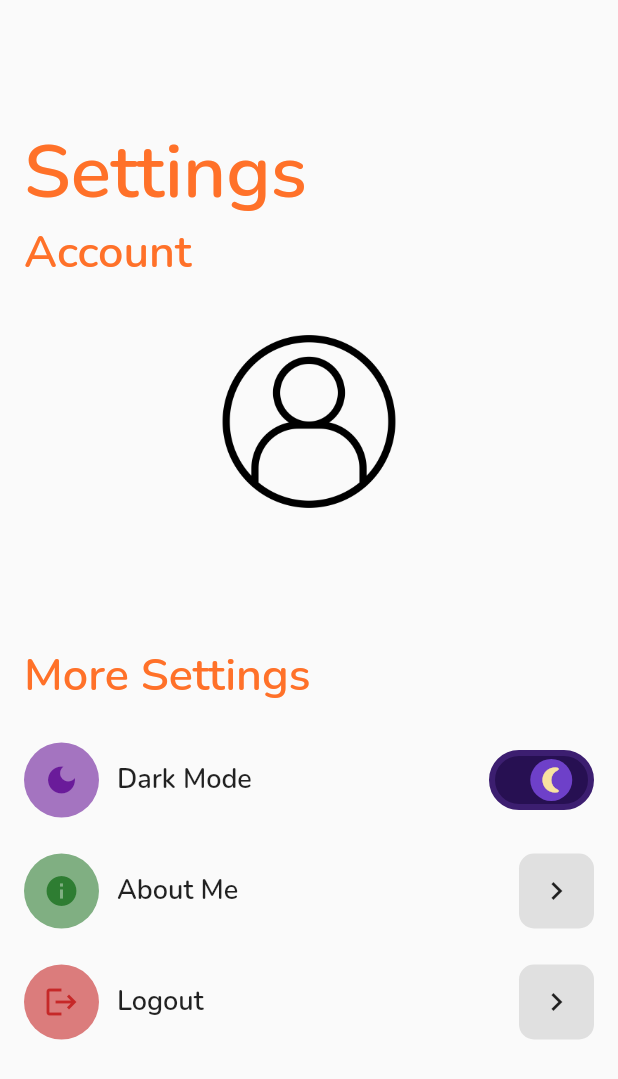
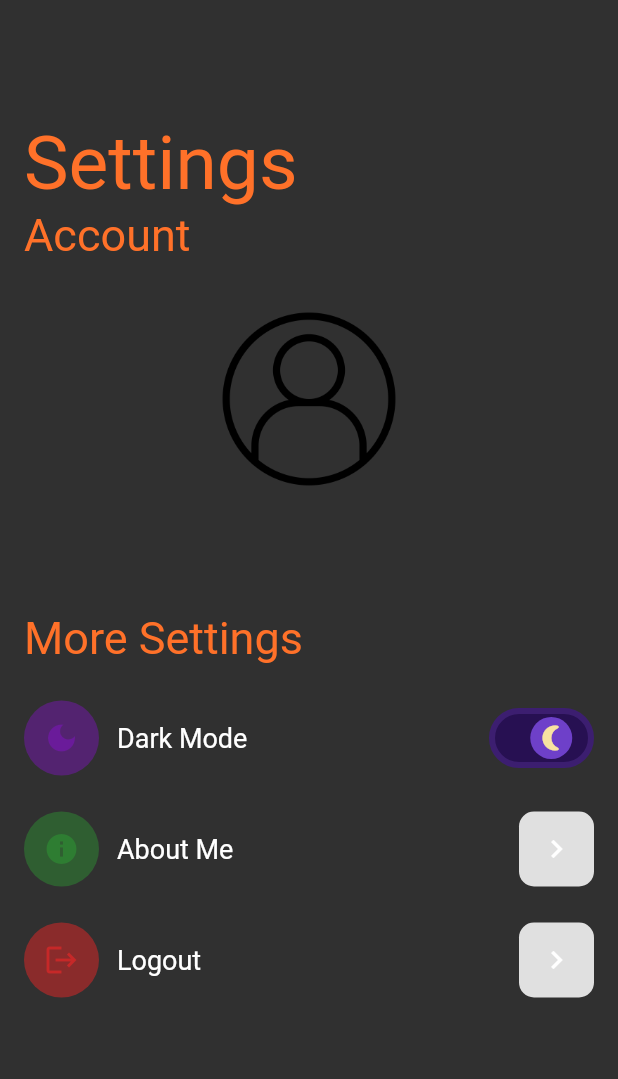
Before and after one commit to xybercommander/grocs_devfest_2.0, a Flutter app: the SettingsPage screen opened directly, after a tap on the "wb sunny" icon, on a phone screen of 412 x 824 dp. Shown: the top 1079 px of the screen. Run offline on Flutter 3.47's test engine with Material 2 defaults, Android fonts, the light colour scheme and no system bars; drawn by our look-alikes of flutter_switch; our stand-ins replace cached_network_image, cloud_firestore, firebase_auth, firebase_core, firebase_storage, fluttertoast and 5 more; missing offline and left inert: encrypt; accounts and stored records are empty; project files that could hold a hidden picture were left out.

Commit message:
implementing dark mode

```diff
--- a/lib/main.dart
+++ b/lib/main.dart
@@ -1,14 +1,19 @@
 // @dart=2.9
 import 'package:firebase_core/firebase_core.dart';
 import 'package:flutter/material.dart';
+import 'package:grocs/models/theme_model.dart';
 import 'package:grocs/utils/colors.dart';
 import 'package:grocs/views/AuthPages/sign_in_page.dart';
 import 'package:grocs/views/splash_screen.dart';
+import 'package:provider/provider.dart';
 
 Future main() async {
   WidgetsFlutterBinding.ensureInitialized();
   await Firebase.initializeApp();
-  runApp(MyApp());
+  runApp(ChangeNotifierProvider<ThemeModel>(
+    create: (_) => ThemeModel(),
+    child: MyApp()
+  ));
 }
 
 class MyApp extends StatelessWidget {
@@ -17,10 +22,7 @@ class MyApp extends StatelessWidget {
   Widget build(BuildContext context) {
     return MaterialApp(
       title: 'Flutter Demo',
-      theme: ThemeData(
-        primaryColor: AppColors.lightTheme,
-        fontFamily: 'Nunito-SemiBold'
-      ),
+      theme: Provider.of<ThemeModel>(context).currentTheme,
       home: SplashScreen(),
     );
   }
--- /dev/null
+++ b/lib/models/theme_model.dart
@@ -0,0 +1,23 @@
+import 'package:flutter/material.dart';
+import 'package:grocs/widgets/theme_widgets.dart';
+
+enum ThemeType { Light, Dark }
+
+class ThemeModel extends ChangeNotifier {
+  ThemeData currentTheme = lightTheme;
+  ThemeType _themeType = ThemeType.Light;
+
+  toggleTheme() {
+    if (_themeType == ThemeType.Dark) {
+      currentTheme = lightTheme;
+      _themeType = ThemeType.Light;
+      return notifyListeners();
+    }
+
+    if (_themeType == ThemeType.Light) {
+      currentTheme = darkTheme;
+      _themeType = ThemeType.Dark;
+      return notifyListeners();
+    }
+  }
+}
--- a/lib/views/settings_page.dart
+++ b/lib/views/settings_page.dart
@@ -1,3 +1,4 @@
+// @dart=2.9
 import 'package:cached_network_image/cached_network_image.dart';
 import 'package:flutter/material.dart';
 import 'package:grocs/constants/user_constants.dart';
@@ -5,13 +6,14 @@ import 'package:grocs/utils/colors.dart';
 import 'package:grocs/widgets/settings_widget.dart';
 
 class SettingsPage extends StatefulWidget {
-  const SettingsPage({ Key? key }) : super(key: key);
+  const SettingsPage({ Key key }) : super(key: key);
 
   @override
   _SettingsPageState createState() => _SettingsPageState();
 }
 
 class _SettingsPageState extends State<SettingsPage> {
+
   @override
   Widget build(BuildContext context) {
     return Scaffold(
--- a/lib/widgets/settings_widget.dart
+++ b/lib/widgets/settings_widget.dart
@@ -1,10 +1,13 @@
 // @dart=2.9
 import 'package:flutter/material.dart';
 import 'package:flutter_switch/flutter_switch.dart';
+import 'package:grocs/models/theme_model.dart';
 import 'package:grocs/services/auth.dart';
 import 'package:grocs/services/shared_preferences.dart';
 import 'package:grocs/views/AuthPages/sign_in_page.dart';
+import 'package:grocs/widgets/theme_widgets.dart';
 import 'package:page_transition/page_transition.dart';
+import 'package:provider/provider.dart';
 
 class SettingsTile extends StatefulWidget {
   final IconData icon;
@@ -25,6 +28,7 @@ class _SettingsTileState extends State<SettingsTile> {
 
   AuthMethods authMethods = AuthMethods();
   bool darkMode = false;
+  ThemeData themeData;
 
   signOut() async{
     await authMethods.signOut();
@@ -38,10 +42,20 @@ class _SettingsTileState extends State<SettingsTile> {
     ));
   }
 
-  // @override
-  // void initState() {
-  //   super.initState();
-  // }
+  @override
+  void initState() {
+    themeData = Provider.of<ThemeModel>(context, listen: false).currentTheme;
+    if(themeData == darkTheme) {
+      setState(() {
+        darkMode = true;
+      });
+    } else {
+      setState(() {
+        darkMode = false;
+      });
+    }
+    super.initState();
+  }
 
   @override
   Widget build(BuildContext context) {
@@ -93,6 +107,7 @@ class _SettingsTileState extends State<SettingsTile> {
                       onToggle: (val) {
                         setState(() {
                           darkMode = val;
+                          Provider.of<ThemeModel>(context, listen: false).toggleTheme();
                         });
                       },
                     )
--- /dev/null
+++ b/lib/widgets/theme_widgets.dart
@@ -0,0 +1,23 @@
+// @dart=2.9
+import 'package:flutter/material.dart';
+import 'package:grocs/utils/colors.dart';
+
+ThemeData lightTheme = ThemeData.light().copyWith(
+  primaryColor: Colors.white,
+  accentColor: AppColors.lightTheme,
+  textTheme: TextTheme(
+    title: TextStyle(fontFamily: 'Nunito-SemiBold',color: AppColors.lightTheme),
+    subtitle: TextStyle(fontFamily: 'Nunito-SemiBold',color: AppColors.lightTheme),
+    subhead: TextStyle(fontFamily: 'Nunito-SemiBold',color: AppColors.lightTheme),
+  )
+);
+
+ThemeData darkTheme = ThemeData.dark().copyWith(
+  primaryColor: AppColors.darkTheme,
+  accentColor: AppColors.lightTheme,
+  textTheme: TextTheme(
+    title: TextStyle(fontFamily: 'Nunito-SemiBold',color: AppColors.lightTheme),
+    subtitle: TextStyle(fontFamily: 'Nunito-SemiBold',color: AppColors.lightTheme),
+    subhead: TextStyle(fontFamily: 'Nunito-SemiBold',color: AppColors.lightTheme),
+  )
+);
--- a/pubspec.yaml
+++ b/pubspec.yaml
@@ -36,6 +36,7 @@ dependencies:
   fluttertoast: ^8.0.8
   firebase_storage: ^8.0.0
   cached_network_image: ^3.1.0
+  provider: ^5.0.0
 
   # The following adds the Cupertino Icons font to your application.
   # Use with the CupertinoIcons class for iOS style icons.
```
Also changed, not shown: pubspec.lock.
